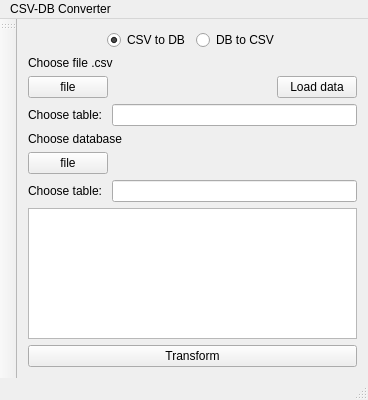
Qt form mainwindow.ui (evrrn/DbCsvConverter) before a commit.
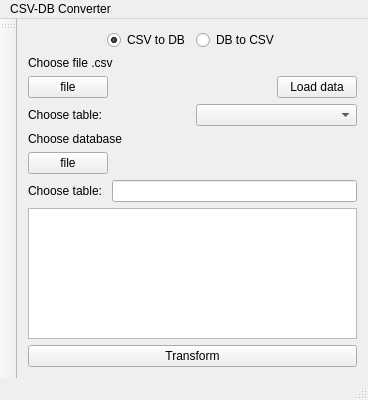
The same form after that commit.

Commit message: 1. Add QComboBox with names of tables 2. Delete edit line editFromTableName

Patch:
```diff
--- a/mainwindow.ui
+++ b/mainwindow.ui
@@ -125,7 +125,11 @@
          </widget>
         </item>
         <item>
-         <widget class="QLineEdit" name="editFromTableName"/>
+         <widget class="QComboBox" name="chooseFromTableName">
+          <property name="enabled">
+           <bool>true</bool>
+          </property>
+         </widget>
         </item>
        </layout>
       </item>
```
The commit also changes 7 other files.
